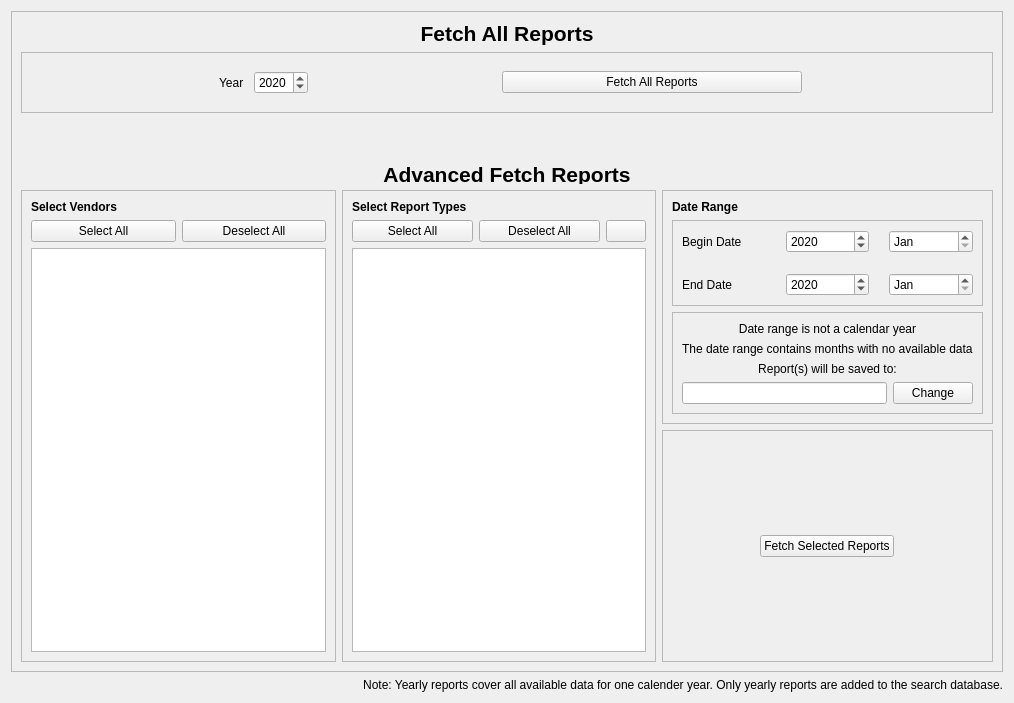
Old version of the form ui/FetchReportsTab.ui in the repository CS-4820-Library-Project/COUNTER-5-Report-Tool-2020-5.0.
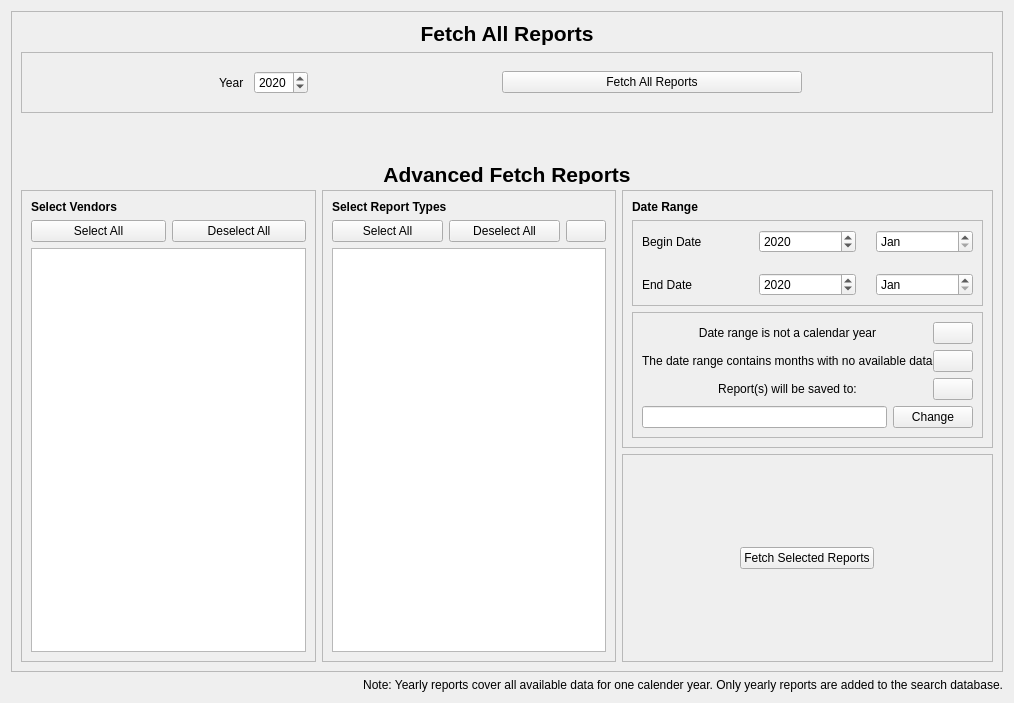
New version of the form. Icons and pictures are not drawn.

Commit message:
Add 3 tip buttons
Add 3 frames and 3 tip buttons, tthere are two tip buttons are for the non-calendar-year range, and one tip button is for "Report will be saved to:"

The edit to the form file:
```diff
--- a/ui/FetchReportsTab.ui
+++ b/ui/FetchReportsTab.ui
@@ -10,6 +10,12 @@
     <height>703</height>
    </rect>
   </property>
+  <property name="sizePolicy">
+   <sizepolicy hsizetype="Fixed" vsizetype="Fixed">
+    <horstretch>0</horstretch>
+    <verstretch>0</verstretch>
+   </sizepolicy>
+  </property>
   <property name="minimumSize">
    <size>
     <width>800</width>
@@ -536,30 +542,186 @@
                  </property>
                  <layout class="QVBoxLayout" name="verticalLayout_26">
                   <item>
-                   <widget class="QLabel" name="label_38">
-                    <property name="text">
-                     <string>Date range is not a calendar year</string>
+                   <widget class="QFrame" name="frame">
+                    <property name="sizePolicy">
+                     <sizepolicy hsizetype="Minimum" vsizetype="Fixed">
+                      <horstretch>0</horstretch>
+                      <verstretch>0</verstretch>
+                     </sizepolicy>
                     </property>
-                    <property name="alignment">
-                     <set>Qt::AlignCenter</set>
+                    <property name="maximumSize">
+                     <size>
+                      <width>16777215</width>
+                      <height>16777215</height>
+                     </size>
                     </property>
+                    <property name="frameShape">
+                     <enum>QFrame::NoFrame</enum>
+                    </property>
+                    <property name="frameShadow">
+                     <enum>QFrame::Plain</enum>
+                    </property>
+                    <layout class="QHBoxLayout" name="horizontalLayout">
+                     <property name="spacing">
+                      <number>0</number>
+                     </property>
+                     <property name="leftMargin">
+                      <number>0</number>
+                     </property>
+                     <property name="topMargin">
+                      <number>0</number>
+                     </property>
+                     <property name="rightMargin">
+                      <number>0</number>
+                     </property>
+                     <property name="bottomMargin">
+                      <number>0</number>
+                     </property>
+                     <item>
+                      <widget class="QLabel" name="label_38">
+                       <property name="text">
+                        <string>Date range is not a calendar year</string>
+                       </property>
+                       <property name="alignment">
+                        <set>Qt::AlignCenter</set>
+                       </property>
+                      </widget>
+                     </item>
+                     <item>
+                      <widget class="QPushButton" name="date_range_help_button">
+                       <property name="sizePolicy">
+                        <sizepolicy hsizetype="Fixed" vsizetype="Fixed">
+                         <horstretch>0</horstretch>
+                         <verstretch>0</verstretch>
+                        </sizepolicy>
+                       </property>
+                       <property name="maximumSize">
+                        <size>
+                         <width>16777215</width>
+                         <height>16777215</height>
+                        </size>
+                       </property>
+                       <property name="text">
+                        <string/>
+                       </property>
+                       <property name="icon">
+                        <iconset resource="../Resources.qrc">
+                         <normaloff>:/ui/resources/help_icon.png</normaloff>:/ui/resources/help_icon.png</iconset>
+                       </property>
+                      </widget>
+                     </item>
+                    </layout>
                    </widget>
                   </item>
                   <item>
-                   <widget class="QLabel" name="label">
-                    <property name="text">
-                     <string>The date range contains months with no available data</string>
+                   <widget class="QFrame" name="frame_2">
+                    <property name="sizePolicy">
+                     <sizepolicy hsizetype="Minimum" vsizetype="Fixed">
+                      <horstretch>0</horstretch>
+                      <verstretch>0</verstretch>
+                     </sizepolicy>
                     </property>
+                    <property name="frameShape">
+                     <enum>QFrame::NoFrame</enum>
+                    </property>
+                    <property name="frameShadow">
+                     <enum>QFrame::Plain</enum>
+                    </property>
+                    <layout class="QHBoxLayout" name="horizontalLayout_2">
+                     <property name="spacing">
+                      <number>0</number>
+                     </property>
+                     <property name="leftMargin">
+                      <number>0</number>
+                     </property>
+                     <property name="topMargin">
+                      <number>0</number>
+                     </property>
+                     <property name="rightMargin">
+                      <number>0</number>
+                     </property>
+                     <property name="bottomMargin">
+                      <number>0</number>
+                     </property>
+                     <item>
+                      <widget class="QLabel" name="label">
+                       <property name="text">
+                        <string>The date range contains months with no available data</string>
+                       </property>
+                      </widget>
+                     </item>
+                     <item>
+                      <widget class="QPushButton" name="date_range_help_button2">
+                       <property name="sizePolicy">
+                        <sizepolicy hsizetype="Fixed" vsizetype="Fixed">
+                         <horstretch>0</horstretch>
+                         <verstretch>0</verstretch>
+                        </sizepolicy>
+                       </property>
+                       <property name="text">
+                        <string/>
+                       </property>
+                       <property name="icon">
+                        <iconset resource="../Resources.qrc">
+                         <normaloff>:/ui/resources/help_icon.png</normaloff>:/ui/resources/help_icon.png</iconset>
+                       </property>
+                      </widget>
+                     </item>
+                    </layout>
                    </widget>
                   </item>
                   <item>
-                   <widget class="QLabel" name="label_41">
-                    <property name="text">
-                     <string>Report(s) will be saved to:</string>
+                   <widget class="QFrame" name="frame_3">
+                    <property name="frameShape">
+                     <enum>QFrame::NoFrame</enum>
                     </property>
-                    <property name="alignment">
-                     <set>Qt::AlignCenter</set>
+                    <property name="frameShadow">
+                     <enum>QFrame::Plain</enum>
                     </property>
+                    <layout class="QHBoxLayout" name="horizontalLayout_5">
+                     <property name="spacing">
+                      <number>0</number>
+                     </property>
+                     <property name="leftMargin">
+                      <number>0</number>
+                     </property>
+                     <property name="topMargin">
+                      <number>0</number>
+                     </property>
+                     <property name="rightMargin">
+                      <number>0</number>
+                     </property>
+                     <property name="bottomMargin">
+                      <number>0</number>
+                     </property>
+                     <item>
+                      <widget class="QLabel" name="label_41">
+                       <property name="text">
+                        <string>Report(s) will be saved to:</string>
+                       </property>
+                       <property name="alignment">
+                        <set>Qt::AlignCenter</set>
+                       </property>
+                      </widget>
+                     </item>
+                     <item>
+                      <widget class="QPushButton" name="date_range_help_button3">
+                       <property name="sizePolicy">
+                        <sizepolicy hsizetype="Fixed" vsizetype="Fixed">
+                         <horstretch>0</horstretch>
+                         <verstretch>0</verstretch>
+                        </sizepolicy>
+                       </property>
+                       <property name="text">
+                        <string/>
+                       </property>
+                       <property name="icon">
+                        <iconset resource="../Resources.qrc">
+                         <normaloff>:/ui/resources/help_icon.png</normaloff>:/ui/resources/help_icon.png</iconset>
+                       </property>
+                      </widget>
+                     </item>
+                    </layout>
                    </widget>
                   </item>
                   <item>
```
Left out of the diff: 48 changed lines with no effect on the pictures. The commit also changes 2 other files.
